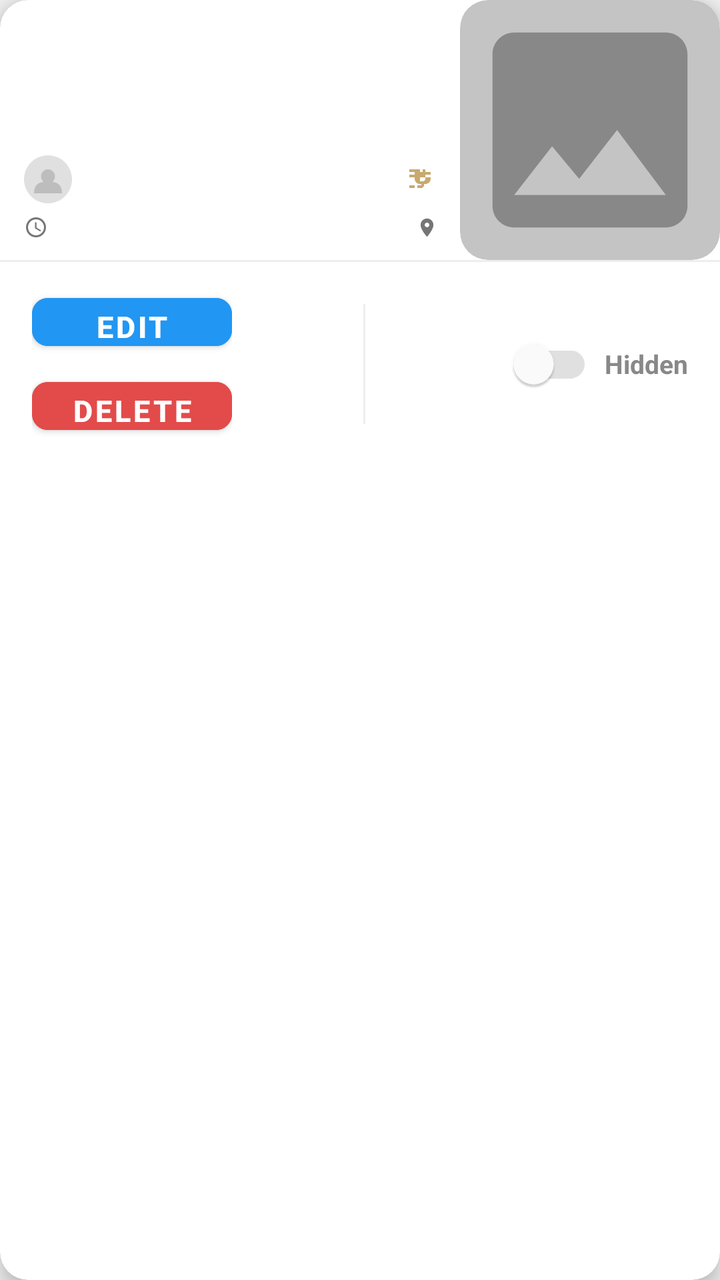
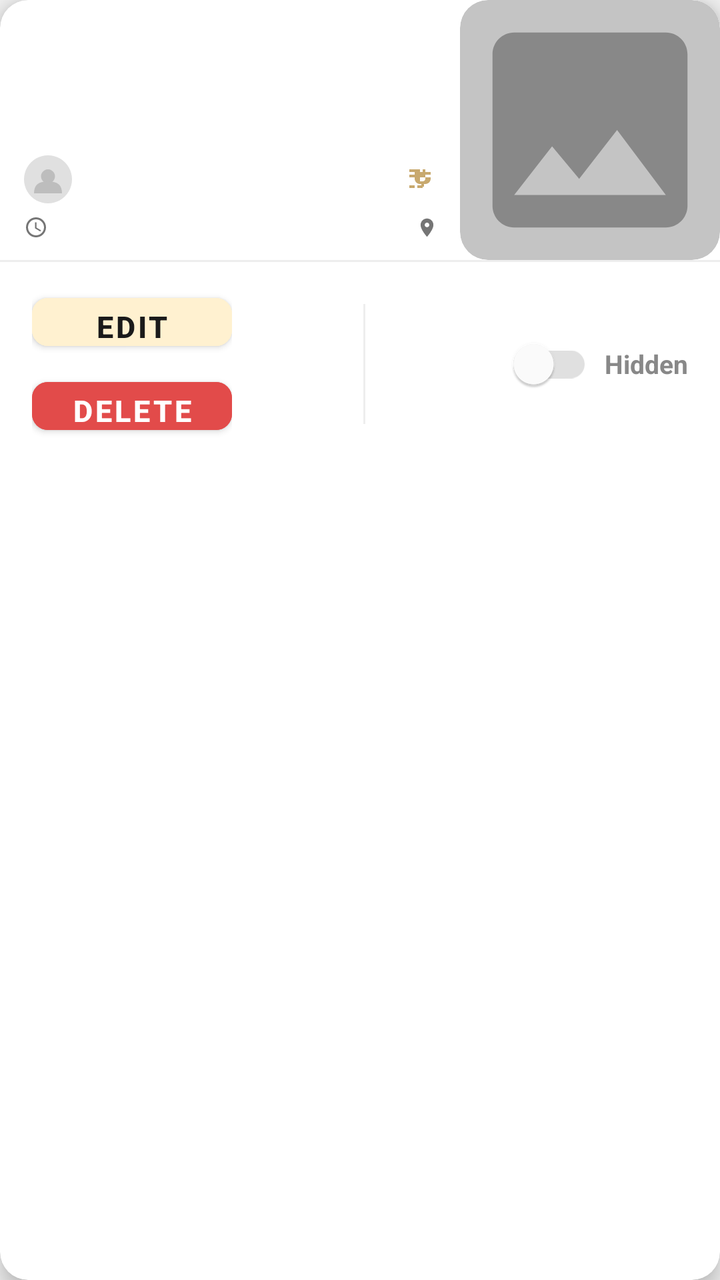

Compare the two renders of this Android layout. The source of the first and the diff that turns it into the second are given below.
<!-- AndroidManifest.xml: application theme Theme.MyApplication -->
<!-- res/layout/item_my_ad.xml -->
<?xml version="1.0" encoding="utf-8"?>
<androidx.cardview.widget.CardView xmlns:android="http://schemas.android.com/apk/res/android"
    xmlns:app="http://schemas.android.com/apk/res-auto"
    android:layout_width="match_parent"
    android:layout_height="wrap_content"
    android:layout_marginBottom="14dp"
    app:cardCornerRadius="14dp"
    app:cardElevation="6dp"
    app:cardBackgroundColor="@color/surface_primary"
    app:strokeColor="@android:color/black"
    app:strokeWidth="1dp">

    <LinearLayout
        android:layout_width="match_parent"
        android:layout_height="wrap_content"
        android:orientation="vertical"
        android:layoutDirection="locale">

        
        <LinearLayout
            android:layout_width="match_parent"
            android:layout_height="130dp"
            android:orientation="horizontal"
            android:layoutDirection="locale">

            
            <LinearLayout
                android:layout_width="0dp"
                android:layout_height="match_parent"
                android:layout_weight="1"
                android:orientation="vertical"
                android:paddingStart="12dp"
                android:paddingEnd="8dp"
                android:paddingTop="8dp"
                android:paddingBottom="8dp"
                android:layoutDirection="locale">

                
                <TextView
                    android:id="@+id/tvTitle"
                    android:layout_width="match_parent"
                    android:layout_height="wrap_content"
                    android:textSize="15sp"
                    android:textStyle="bold"
                    android:textColor="@color/text_primary"
                    android:maxLines="2"
                    android:ellipsize="end"
                    android:gravity="start"
                    android:layout_marginBottom="8dp" />

                <View android:layout_width="0dp" android:layout_height="0dp" android:layout_weight="1" />

                
                <LinearLayout
                    android:layout_width="match_parent"
                    android:layout_height="wrap_content"
                    android:orientation="horizontal"
                    android:gravity="center_vertical"
                    android:layout_marginBottom="4dp"
                    android:layoutDirection="locale">

                    
                    <LinearLayout
                        android:layout_width="0dp"
                        android:layout_height="wrap_content"
                        android:layout_weight="1"
                        android:orientation="horizontal"
                        android:gravity="start|center_vertical"
                        android:layoutDirection="locale">

                        <ImageView
                            android:id="@+id/ivSellerAvatar"
                            android:layout_width="24dp"
                            android:layout_height="24dp"
                            android:src="@drawable/ic_avatar_placeholder"
                            android:scaleType="centerCrop" />

                        <TextView
                            android:id="@+id/tvSellerName"
                            android:layout_width="wrap_content"
                            android:layout_height="wrap_content"
                            android:textSize="11sp"
                            android:textColor="@color/text_secondary"
                            android:maxLines="1"
                            android:ellipsize="end"
                            android:layout_marginStart="4dp" />
                    </LinearLayout>

                    
                    <LinearLayout
                        android:layout_width="wrap_content"
                        android:layout_height="wrap_content"
                        android:orientation="horizontal"
                        android:gravity="center_vertical"
                        android:layoutDirection="ltr">

                        <ImageView
                            android:layout_width="16dp"
                            android:layout_height="18dp"
                            android:src="@drawable/ic_riyal"
                            android:contentDescription="@string/price"
                            android:layout_marginEnd="4dp" />

                        <TextView
                            android:id="@+id/tvPrice"
                            android:layout_width="wrap_content"
                            android:layout_height="wrap_content"
                            android:textSize="16sp"
                            android:textStyle="bold"
                            android:textColor="@color/text_primary" />
                    </LinearLayout>
                </LinearLayout>

                
                <LinearLayout
                    android:layout_width="match_parent"
                    android:layout_height="wrap_content"
                    android:orientation="horizontal"
                    android:gravity="center_vertical"
                    android:layoutDirection="locale">

                    
                    <LinearLayout
                        android:layout_width="0dp"
                        android:layout_height="wrap_content"
                        android:layout_weight="1"
                        android:orientation="horizontal"
                        android:gravity="start|center_vertical"
                        android:layoutDirection="locale">

                        <ImageView
                            android:layout_width="12dp"
                            android:layout_height="12dp"
                            android:src="@drawable/ic_time"
                            android:contentDescription="@string/time" />

                        <TextView
                            android:id="@+id/tvTime"
                            android:layout_width="wrap_content"
                            android:layout_height="wrap_content"
                            android:textSize="12sp"
                            android:textColor="@color/text_secondary"
                            android:layout_marginStart="3dp" />
                    </LinearLayout>

                    
                    <LinearLayout
                        android:layout_width="wrap_content"
                        android:layout_height="wrap_content"
                        android:orientation="horizontal"
                        android:gravity="center_vertical"
                        android:layoutDirection="locale">

                        <ImageView
                            android:layout_width="11dp"
                            android:layout_height="13dp"
                            android:src="@drawable/ic_location"
                            android:contentDescription="@string/location" />

                        <TextView
                            android:id="@+id/tvLocation"
                            android:layout_width="wrap_content"
                            android:layout_height="wrap_content"
                            android:textSize="12sp"
                            android:textColor="@color/text_secondary"
                            android:maxLines="1"
                            android:ellipsize="end"
                            android:layout_marginStart="3dp" />
                    </LinearLayout>
                </LinearLayout>
            </LinearLayout>

            
            <FrameLayout
                android:layout_width="130dp"
                android:layout_height="match_parent"
                android:clipToOutline="true"
                android:background="@drawable/bg_card_image_clip">

                <ImageView
                    android:id="@+id/ivImage"
                    android:layout_width="match_parent"
                    android:layout_height="match_parent"
                    android:scaleType="centerCrop"
                    android:src="@drawable/ic_photo_placeholder" />

                
                <ImageView
                    android:id="@+id/btnPrev"
                    android:layout_width="32dp"
                    android:layout_height="32dp"
                    android:layout_gravity="center_vertical|start"
                    android:layout_marginStart="4dp"
                    android:src="@drawable/ic_chevron_prev"
                    android:scaleType="fitCenter"
                    android:autoMirrored="true"
                    android:contentDescription="previous"
                    android:visibility="gone" />

                
                <ImageView
                    android:id="@+id/btnNext"
                    android:layout_width="32dp"
                    android:layout_height="32dp"
                    android:layout_gravity="center_vertical|end"
                    android:layout_marginEnd="4dp"
                    android:src="@drawable/ic_chevron_next"
                    android:scaleType="fitCenter"
                    android:autoMirrored="true"
                    android:contentDescription="next"
                    android:visibility="gone" />
            </FrameLayout>
        </LinearLayout>

        <View 
            android:layout_width="match_parent" 
            android:layout_height="1dp"
            android:background="@color/divider" />

        
        <LinearLayout
            android:layout_width="match_parent"
            android:layout_height="wrap_content"
            android:orientation="horizontal"
            android:gravity="center_vertical"
            android:paddingVertical="12dp"
            android:paddingHorizontal="16dp"
            android:layoutDirection="ltr">

            
            <LinearLayout
                android:layout_width="wrap_content"
                android:layout_height="wrap_content"
                android:orientation="vertical"
                android:gravity="center">

                <Button
                    android:id="@+id/btnEdit"
                    android:layout_width="wrap_content"
                    android:layout_height="36dp"
                    android:minWidth="100dp"
                    android:minHeight="0dp"
                    android:paddingHorizontal="12dp"
                    android:text="@string/btn_edit"
                    android:textSize="15sp"
                    android:textStyle="bold"
                    android:textColor="@android:color/white"
                    android:backgroundTint="@color/find_active_blue"
                    app:cornerRadius="8dp"
                    style="@style/Widget.MaterialComponents.Button" />

                <Button
                    android:id="@+id/btnDelete"
                    android:layout_width="wrap_content"
                    android:layout_height="36dp"
                    android:minWidth="100dp"
                    android:minHeight="0dp"
                    android:paddingHorizontal="12dp"
                    android:layout_marginTop="6dp"
                    android:text="@string/btn_delete"
                    android:textSize="15sp"
                    android:textStyle="bold"
                    android:textColor="@android:color/white"
                    android:backgroundTint="@color/error_red"
                    app:cornerRadius="8dp"
                    style="@style/Widget.MaterialComponents.Button" />
            </LinearLayout>

            <View android:layout_width="0dp" android:layout_height="0dp" android:layout_weight="1" />

            
            <View
                android:layout_width="1dp"
                android:layout_height="60dp"
                android:background="@color/divider"
                android:layout_marginHorizontal="16dp" />

            <View android:layout_width="0dp" android:layout_height="0dp" android:layout_weight="1" />

            
            <LinearLayout
                android:layout_width="wrap_content"
                android:layout_height="wrap_content"
                android:gravity="center_vertical"
                android:orientation="horizontal">

                <androidx.appcompat.widget.SwitchCompat
                    android:id="@+id/switchActive"
                    android:layout_width="wrap_content"
                    android:layout_height="wrap_content"
                    app:thumbTint="@android:color/white"
                    app:trackTint="#E0E0E0" />

                <TextView
                    android:id="@+id/tvActiveLabel"
                    android:layout_width="wrap_content"
                    android:layout_height="wrap_content"
                    android:textSize="13sp"
                    android:textStyle="bold"
                    android:textColor="@color/text_secondary"
                    android:layout_marginStart="6dp"
                    android:text="@string/ad_hidden" />
            </LinearLayout>
        </LinearLayout>
    </LinearLayout>
</androidx.cardview.widget.CardView>
<!-- resources referenced by this layout -->
<resources>
  <color name="divider">#EEEEEE</color>
  <color name="error_red">#E24B4A</color>
  <color name="find_active_blue">#2196F3</color>
  <color name="surface_primary">#FFFFFFFF</color>
  <color name="text_primary">#1A1A1A</color>
  <color name="text_secondary">#888888</color>
  <!-- drawable bg_card_image_clip (drawable) -->
  <?xml version="1.0" encoding="utf-8"?>
  <shape xmlns:android="http://schemas.android.com/apk/res/android">
      <solid android:color="@color/image_placeholder_bg" />
      <corners android:radius="14dp" />
  </shape>
  <!-- drawable ic_chevron_next (drawable) -->
  <?xml version="1.0" encoding="utf-8"?>
  <vector xmlns:android="http://schemas.android.com/apk/res/android"
      android:width="32dp"
      android:height="32dp"
      android:viewportWidth="32"
      android:viewportHeight="32"
      android:autoMirrored="true">
      <path
          android:fillColor="@android:color/transparent"
          android:strokeColor="#FFFFFF"
          android:strokeWidth="2.5"
          android:strokeLineCap="round"
          android:strokeLineJoin="round"
          android:pathData="M12,6 L22,16 L12,26" />
  </vector>
  <!-- drawable ic_chevron_prev (drawable) -->
  <?xml version="1.0" encoding="utf-8"?>
  <vector xmlns:android="http://schemas.android.com/apk/res/android"
      android:width="32dp"
      android:height="32dp"
      android:viewportWidth="32"
      android:viewportHeight="32"
      android:autoMirrored="true">
      <path
          android:fillColor="@android:color/transparent"
          android:strokeColor="#FFFFFF"
          android:strokeWidth="2.5"
          android:strokeLineCap="round"
          android:strokeLineJoin="round"
          android:pathData="M20,6 L10,16 L20,26" />
  </vector>
  <!-- drawable ic_location (drawable) -->
  <?xml version="1.0" encoding="utf-8"?>
  <vector xmlns:android="http://schemas.android.com/apk/res/android"
      android:width="24dp"
      android:height="24dp"
      android:viewportWidth="24"
      android:viewportHeight="24"
      android:tint="@color/icon_tint_muted">
      <path
          android:fillColor="@android:color/white"
          android:pathData="M12,2C8.13,2 5,5.13 5,9c0,5.25 7,13 7,13s7,-7.75 7,-13c0,-3.87 -3.13,-7 -7,-7zM12,11.5c-1.38,0 -2.5,-1.12 -2.5,-2.5s1.12,-2.5 2.5,-2.5 2.5,1.12 2.5,2.5 -1.12,2.5 -2.5,2.5z" />
  </vector>
  <!-- drawable ic_photo_placeholder (drawable) -->
  <?xml version="1.0" encoding="utf-8"?>
  <vector xmlns:android="http://schemas.android.com/apk/res/android"
      android:width="24dp"
      android:height="24dp"
      android:viewportWidth="24"
      android:viewportHeight="24">
      <path
          android:fillColor="#888888"
          android:pathData="M21,19V5c0,-1.1 -0.9,-2 -2,-2H5C3.9,3 3,3.9 3,5v14c0,1.1 0.9,2 2,2h14c1.1,0 2,-0.9 2,-2zM8.5,13.5l2.5,3.01L14.5,12l4.5,6H5l3.5,-4.5z"/>
  </vector>
  <!-- drawable ic_time (drawable) -->
  <?xml version="1.0" encoding="utf-8"?>
  <vector xmlns:android="http://schemas.android.com/apk/res/android"
      android:width="24dp"
      android:height="24dp"
      android:viewportWidth="24"
      android:viewportHeight="24"
      android:tint="@color/icon_tint_muted">
      <path
          android:fillColor="@android:color/white"
          android:pathData="M11.99,2C6.47,2 2,6.48 2,12s4.47,10 9.99,10C17.52,22 22,17.52 22,12S17.52,2 11.99,2zM12,20c-4.42,0 -8,-3.58 -8,-8s3.58,-8 8,-8 8,3.58 8,8 -3.58,8 -8,8zM12.5,7H11v6l5.25,3.15 0.75,-1.23 -4.5,-2.67z" />
  </vector>
  <string name="ad_hidden">Hidden</string>
  <string name="btn_delete">Delete</string>
  <string name="btn_edit">Edit</string>
  <string name="location">Location</string>
  <string name="price">أدخل Price</string>
  <string name="time">Time</string>
  <style name="Theme.MyApplication" parent="Base.Theme.MyApplication" />
  <color name="image_placeholder_bg">#FFC4C4C4</color>
  <color name="icon_tint_muted">#FF757575</color>
  <color name="find_primary">#C8A96E</color>
  <color name="white">#FFFFFFFF</color>
  <color name="bg_screen">#F2F2F2</color>
  <!-- unchanged entries left out for length: 3 -->
</resources>

<!-- the commit's change to res/layout/item_my_ad.xml (unified diff, before → after) -->
@@ -6,9 +6,7 @@
     android:layout_marginBottom="14dp"
     app:cardCornerRadius="14dp"
     app:cardElevation="6dp"
-    app:cardBackgroundColor="@color/surface_primary"
-    app:strokeColor="@android:color/black"
-    app:strokeWidth="1dp">
+    app:cardBackgroundColor="@color/surface_primary">
 
     <LinearLayout
         android:layout_width="match_parent"
@@ -244,8 +242,8 @@
                     android:text="@string/btn_edit"
                     android:textSize="15sp"
                     android:textStyle="bold"
-                    android:textColor="@android:color/white"
-                    android:backgroundTint="@color/find_active_blue"
+                    android:textColor="@color/text_primary"
+                    android:backgroundTint="@color/add_ad_header_bg"
                     app:cornerRadius="8dp"
                     style="@style/Widget.MaterialComponents.Button" />
 
@@ -289,7 +287,7 @@
                     android:layout_width="wrap_content"
                     android:layout_height="wrap_content"
                     app:thumbTint="@android:color/white"
-                    app:trackTint="#E0E0E0" />
+                    app:trackTint="@color/switch_inactive_track" />
 
                 <TextView
                     android:id="@+id/tvActiveLabel"
<!-- resource entries referenced after the edit -->
@@ -1,9 +1,10 @@
 <!-- resources referenced by this layout -->
 <resources>
+  <color name="add_ad_header_bg">#FFFFF1D0</color>
   <color name="divider">#EEEEEE</color>
   <color name="error_red">#E24B4A</color>
-  <color name="find_active_blue">#2196F3</color>
   <color name="surface_primary">#FFFFFFFF</color>
+  <color name="switch_inactive_track">#FFE0E0E0</color>
   <color name="text_primary">#1A1A1A</color>
   <color name="text_secondary">#888888</color>
   <!-- drawable bg_card_image_clip (drawable) -->
